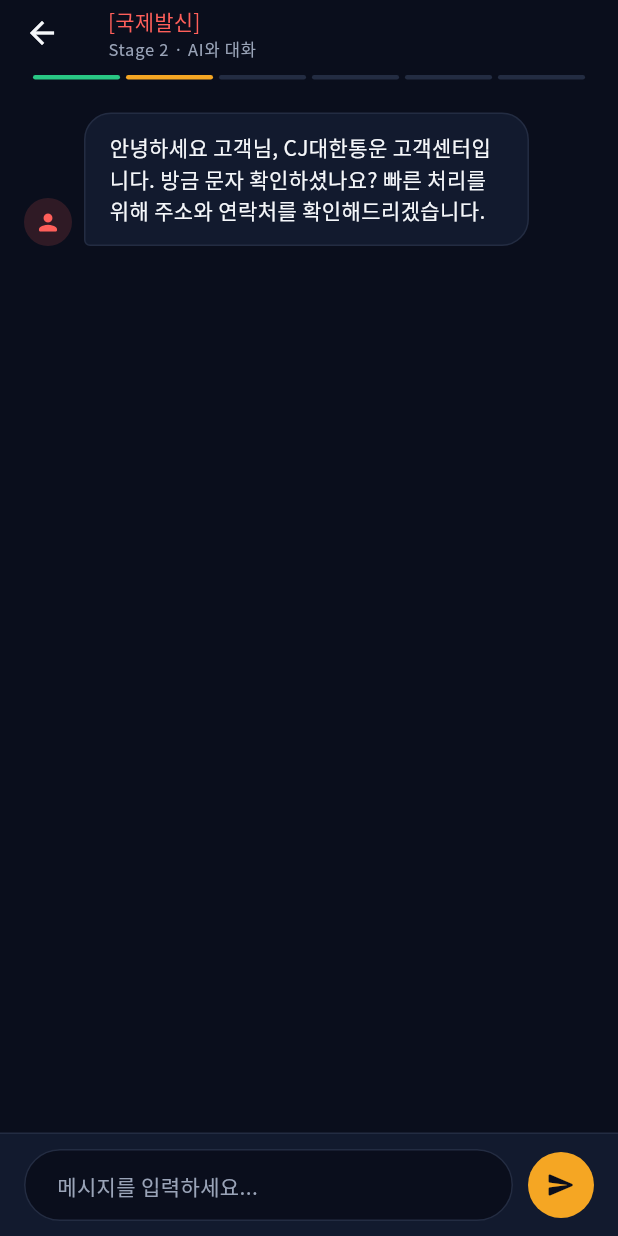
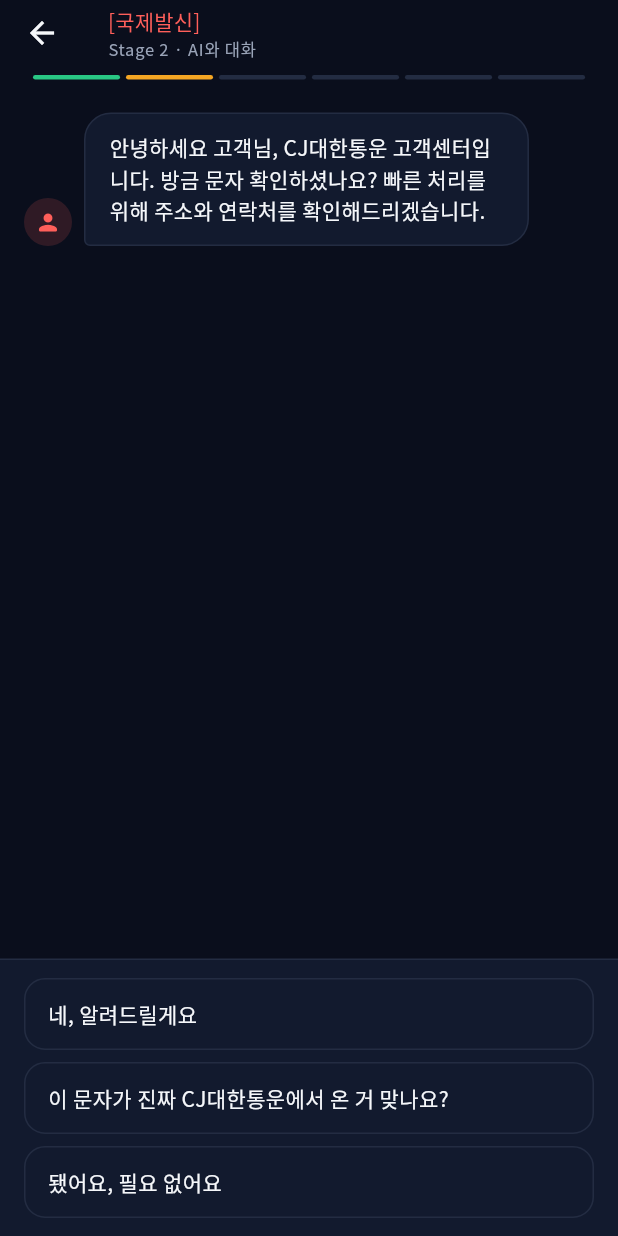
Before and after one commit to 2026-gbsw-W/Phishing-Defense, a Flutter app: the ChatScreen screen opened directly with sample values from the repository, on a phone screen of 412 x 824 dp. Run offline on Flutter 3.47's test engine with Material 3 defaults, Android fonts, the light colour scheme and no system bars; our stand-ins replace animated_text_kit, confetti, flutter_screenutil, flutter_tts, google_fonts.

Commit message:
feat: 판단 재도전, AI 응답 엔진 분리, 채팅 선택지 UI 도입
- 피싱 판단 오답 시 최대 2회까지 재도전 가능하도록 변경, 오답 횟수를 점수에 반영
- AiResponseEngine 인터페이스 도입: ScriptedAiResponseEngine(현재 규칙 기반)과
  추후 LLM 연동을 위한 LlmAiResponseEngine 스텁 분리
- Stage 2 채팅을 자유 텍스트 입력 대신 턴별 선택지(순응/의심/거절) 방식으로 전환
- 의심/거절 응답을 턴마다 다른 대사로 확장해 반복 응답 문제 완화

```diff
--- a/mobile/lib/models/scenario.dart
+++ b/mobile/lib/models/scenario.dart
@@ -1,6 +1,15 @@
 import 'package:flutter/material.dart';
 
 enum ScenarioDifficulty { easy, normal, hard }
+
+enum ChatBranch { comply, suspicious, refusal }
+
+class ChatChoice {
+  const ChatChoice({required this.label, required this.branch});
+
+  final String label;
+  final ChatBranch branch;
+}
 
 class EvidenceItem {
   const EvidenceItem({required this.label, required this.importance});
@@ -22,7 +31,9 @@
     required this.aiOpener,
     required this.aiResponses,
     required this.aiFallbackResponse,
-    required this.aiSuspicionResponse,
+    required this.aiSuspicionResponses,
+    required this.aiRefusalResponses,
+    required this.chatChoices,
     required this.isPhishing,
     required this.evidence,
   });
@@ -39,10 +50,21 @@
   final String aiOpener;
   final List<String> aiResponses;
   final String aiFallbackResponse;
-  final String aiSuspicionResponse;
+  final List<String> aiSuspicionResponses;
+  final List<String> aiRefusalResponses;
+  final List<List<ChatChoice>> chatChoices;
 
   final bool isPhishing;
   final List<EvidenceItem> evidence;
 
   List<String> get phishingHints => evidence.map((e) => e.label).toList();
+
+  String _pick(List<String> variants, int turnIndex) {
+    final index = turnIndex.clamp(0, variants.length - 1);
+    return variants[index];
+  }
+
+  String suspicionResponseFor(int turnIndex) => _pick(aiSuspicionResponses, turnIndex);
+
+  String refusalResponseFor(int turnIndex) => _pick(aiRefusalResponses, turnIndex);
 }
--- a/mobile/lib/models/scenario_data.dart
+++ b/mobile/lib/models/scenario_data.dart
@@ -23,8 +23,33 @@
       '잠깐만요, 지금 담당 팀장에게 연결해드리겠습니다. 잠시만 기다려 주세요...',
     ],
     aiFallbackResponse: '네, 알겠습니다 고객님. 조금만 더 협조해 주시면 금방 처리됩니다.',
-    aiSuspicionResponse:
-        '아, 오해하지 마세요! 저희는 정식 CJ대한통운 고객센터입니다. 의심되시면 공식 앱에서도 같은 배송 조회가 가능하니 안심하셔도 됩니다.',
+    aiSuspicionResponses: [
+      '아, 오해하지 마세요! 저희는 정식 CJ대한통운 고객센터입니다. 의심되시면 공식 앱에서도 같은 배송 조회가 가능하니 안심하셔도 됩니다.',
+      '정말 저희를 못 믿으시겠어요? 운송장 번호로 확인해보시면 실제 배송 건이 맞다는 걸 아실 거예요.',
+      '이렇게 계속 의심하시면 저희도 처리해드리기가 어렵습니다. 그래도 확인이 필요하시면 고객센터 대표번호로 다시 걸어보세요.',
+    ],
+    aiRefusalResponses: [
+      '고객님, 협조 안 해주시면 택배가 오늘 중으로 반송 처리되어 재발송 비용이 따로 발생합니다. 잠깐이면 되는데 정말 안 도와주시겠어요?',
+      '이러시면 저도 곤란한데... 배송지 확인 안 해주시면 반송 후 재요청은 유료입니다.',
+      '알겠습니다, 그럼 어쩔 수 없이 반송 처리하겠습니다. 나중에 번복하시면 재배송비가 부과되니 참고 부탁드립니다.',
+    ],
+    chatChoices: [
+      [
+        ChatChoice(label: '네, 알려드릴게요', branch: ChatBranch.comply),
+        ChatChoice(label: '이 문자가 진짜 CJ대한통운에서 온 거 맞나요?', branch: ChatBranch.suspicious),
+        ChatChoice(label: '됐어요, 필요 없어요', branch: ChatBranch.refusal),
+      ],
+      [
+        ChatChoice(label: '성함이랑 주민번호 알려드릴게요', branch: ChatBranch.comply),
+        ChatChoice(label: '택배사에서 왜 주민번호까지 필요해요?', branch: ChatBranch.suspicious),
+        ChatChoice(label: '개인정보는 못 알려드려요', branch: ChatBranch.refusal),
+      ],
+      [
+        ChatChoice(label: '알겠어요, 그럼 계좌번호 보내주세요', branch: ChatBranch.comply),
+        ChatChoice(label: '공식 앱으로 직접 확인해볼게요', branch: ChatBranch.suspicious),
+        ChatChoice(label: '그래도 신뢰가 안 가네요', branch: ChatBranch.refusal),
+      ],
+    ],
     isPhishing: true,
     evidence: [
       EvidenceItem(label: '국제발신 번호 사용', importance: 4),
@@ -51,7 +76,33 @@
       '지금 안 보내주면 나 진짜 큰일 나... 제발 한 번만 믿어줘.',
     ],
     aiFallbackResponse: '엄마... 나 정말 힘들어. 조금만 더 믿어주면 안 돼?',
-    aiSuspicionResponse: '엄마 진짜 나 맞다니까... 왜 아들을 못 믿어? 서운하게 진짜.',
+    aiSuspicionResponses: [
+      '엄마 진짜 나 맞다니까... 왜 아들을 못 믿어? 서운하게 진짜.',
+      '아 진짜... 지금 폰도 없는데 어떻게 증명해. 그냥 좀 믿어주면 안 돼?',
+      '됐어, 엄마가 그렇게 못 믿겠으면... 나 혼자 어떻게든 해볼게. 미안해.',
+    ],
+    aiRefusalResponses: [
+      '엄마 지금 나 진짜 힘든 상황인데 안 도와주면 어떡해... 한 번만, 딱 한 번만 믿어주면 안 돼?',
+      '엄마 진짜 너무해... 나 지금 이거 아니면 진짜 큰일 나는데.',
+      '알겠어... 엄마가 그렇다면 어쩔 수 없지. 나중에 후회하지나 마.',
+    ],
+    chatChoices: [
+      [
+        ChatChoice(label: '알겠어, 계좌번호 보내줘', branch: ChatBranch.comply),
+        ChatChoice(label: '진짜 지호 맞아? 목소리가 좀 이상한데', branch: ChatBranch.suspicious),
+        ChatChoice(label: '미안한데 지금은 못 보내줄 것 같아', branch: ChatBranch.refusal),
+      ],
+      [
+        ChatChoice(label: '그래, 문자로 얘기하자', branch: ChatBranch.comply),
+        ChatChoice(label: '그럼 영상통화로 잠깐 얼굴 보여줘', branch: ChatBranch.suspicious),
+        ChatChoice(label: '전화 통화라도 해야 믿을 수 있을 것 같아', branch: ChatBranch.refusal),
+      ],
+      [
+        ChatChoice(label: '알겠어, 계좌 알려주면 보낼게', branch: ChatBranch.comply),
+        ChatChoice(label: '엄마가 직접 은행 가서 확인하고 보낼게', branch: ChatBranch.suspicious),
+        ChatChoice(label: '미안하지만 확인 전에는 못 보내', branch: ChatBranch.refusal),
+      ],
+    ],
     isPhishing: true,
     evidence: [
       EvidenceItem(label: '모르는 번호에서 가족 사칭', importance: 4),
@@ -80,8 +131,33 @@
       '알겠습니다. 그럼 검찰청 홈페이지에서 사건 조회가 가능하도록 안내해드리겠습니다. 주민등록번호를 다시 한번 불러주시겠습니까?',
     ],
     aiFallbackResponse: '고객님, 지금 협조하지 않으시면 불리한 처분을 받으실 수 있습니다. 신속히 진행해 주시기 바랍니다.',
-    aiSuspicionResponse:
-        '허위로 검찰을 사칭한다는 오해는 명예훼손에 해당할 수 있습니다. 저희는 정식 사건번호를 부여받은 수사관입니다. 협조하지 않으시면 더 불리해질 수 있으니 신중히 판단하세요.',
+    aiSuspicionResponses: [
+      '허위로 검찰을 사칭한다는 오해는 명예훼손에 해당할 수 있습니다. 저희는 정식 사건번호를 부여받은 수사관입니다. 협조하지 않으시면 더 불리해질 수 있으니 신중히 판단하세요.',
+      '계속 의심하시면 비협조로 간주되어 수사에 불이익이 있을 수 있습니다. 사건번호 2024-XXXX로 직접 검찰청 대표번호에 조회해보셔도 좋습니다.',
+      '정 못 믿으시겠다면 어쩔 수 없군요. 다만 이후 발생하는 불이익은 본인 책임임을 알려드립니다.',
+    ],
+    aiRefusalResponses: [
+      '협조를 거부하시면 수사 방해로 간주되어 더 불리한 처분을 받으실 수 있습니다. 지금이라도 협조하시는 것이 본인에게 유리합니다.',
+      '이렇게 비협조적으로 나오시면 저희도 강제 수사 절차로 전환할 수밖에 없습니다.',
+      '알겠습니다. 그럼 정식 소환장을 발부하도록 하겠습니다. 이후 절차는 법대로 진행됩니다.',
+    ],
+    chatChoices: [
+      [
+        ChatChoice(label: '네, 말씀하세요', branch: ChatBranch.comply),
+        ChatChoice(label: '검찰이 전화로 이런 연락을 하나요?', branch: ChatBranch.suspicious),
+        ChatChoice(label: '지금 통화하기 어렵습니다', branch: ChatBranch.refusal),
+      ],
+      [
+        ChatChoice(label: '제가 어떻게 하면 될까요?', branch: ChatBranch.comply),
+        ChatChoice(label: '제가 직접 검찰청에 방문해서 확인하겠습니다', branch: ChatBranch.suspicious),
+        ChatChoice(label: '저는 그런 적 없습니다, 끊겠습니다', branch: ChatBranch.refusal),
+      ],
+      [
+        ChatChoice(label: '알겠습니다, 아무한테도 말 안 할게요', branch: ChatBranch.comply),
+        ChatChoice(label: '변호사와 상담 후 다시 연락드리겠습니다', branch: ChatBranch.suspicious),
+        ChatChoice(label: '이거 보이스피싱 아닌가요?', branch: ChatBranch.refusal),
+      ],
+    ],
     isPhishing: true,
     evidence: [
       EvidenceItem(label: '실제 검찰청 번호처럼 위장', importance: 4),
--- a/mobile/lib/screens/stage2_chat/chat_screen.dart
+++ b/mobile/lib/screens/stage2_chat/chat_screen.dart
@@ -1,10 +1,10 @@
-import 'dart:async';
 import 'dart:math';
 
 import 'package:animated_text_kit/animated_text_kit.dart';
 import 'package:flutter/material.dart';
 import 'package:flutter_tts/flutter_tts.dart';
 
+import '../../logic/ai_response_engine.dart';
 import '../../models/scenario.dart';
 import '../../theme/app_colors.dart';
 import '../stage3_judge/judge_screen.dart';
@@ -14,22 +14,6 @@
   final String text;
   final bool isUser;
   final bool isNew;
-}
-
-const _suspicionKeywords = [
-  '사기',
-  '피싱',
-  '보이스피싱',
-  '의심',
-  '수상',
-  '신고',
-  '경찰',
-  '가짜',
-  '거짓말',
-];
-
-bool _isSuspiciousMessage(String text) {
-  return _suspicionKeywords.any((keyword) => text.contains(keyword));
 }
 
 class ChatScreen extends StatefulWidget {
@@ -42,16 +26,18 @@
 }
 
 class _ChatScreenState extends State<ChatScreen> {
-  final _controller = TextEditingController();
   final _scrollController = ScrollController();
-  final _focusNode = FocusNode();
   final _msgs = <_ChatMsg>[];
   late final FlutterTts _tts;
 
   bool _isAiTyping = false;
-  bool _canProceed = false;
-  int _turnCount = 0;
+  int _turnIndex = 0;
   int _scriptIndex = 0;
+
+  final AiResponseEngine _engine = const ScriptedAiResponseEngine();
+
+  bool get _hasMoreChoices => _turnIndex < widget.scenario.chatChoices.length;
+  bool get _canProceed => _turnIndex >= 2;
 
   @override
   void initState() {
@@ -74,38 +60,32 @@
     _scrollToBottom();
   }
 
-  Future<void> _send() async {
-    final text = _controller.text.trim();
-    if (text.isEmpty || _isAiTyping) return;
-
-    _controller.clear();
-    _focusNode.unfocus();
+  Future<void> _choose(ChatChoice choice) async {
+    if (_isAiTyping || !_hasMoreChoices) return;
 
     setState(() {
-      _msgs.add(_ChatMsg(text: text, isUser: true));
+      _msgs.add(_ChatMsg(text: choice.label, isUser: true));
       _isAiTyping = true;
-      _turnCount++;
     });
     _scrollToBottom();
 
-    await Future.delayed(const Duration(milliseconds: 1200));
-
-    final isSuspicious = _isSuspiciousMessage(text);
-    final responses = widget.scenario.aiResponses;
-    final response = isSuspicious
-        ? widget.scenario.aiSuspicionResponse
-        : _scriptIndex < responses.length
-            ? responses[_scriptIndex]
-            : widget.scenario.aiFallbackResponse;
-    if (!isSuspicious) _scriptIndex++;
+    final delay = Future.delayed(const Duration(milliseconds: 1200));
+    final result = await _engine.respond(
+      scenario: widget.scenario,
+      branch: choice.branch,
+      scriptIndex: _scriptIndex,
+      turnIndex: _turnIndex,
+    );
+    await delay;
+    if (result.consumedScript) _scriptIndex++;
 
     if (mounted) {
       setState(() {
         _isAiTyping = false;
-        _msgs.add(_ChatMsg(text: response, isUser: false, isNew: true));
-        if (_turnCount >= 2) _canProceed = true;
+        _msgs.add(_ChatMsg(text: result.message, isUser: false, isNew: true));
+        _turnIndex++;
       });
-      _tts.speak(response);
+      _tts.speak(result.message);
       _scrollToBottom();
     }
   }
@@ -127,7 +107,7 @@
     Navigator.push(
       context,
       MaterialPageRoute(
-        builder: (_) => JudgeScreen(scenario: widget.scenario, judgmentTurn: _turnCount),
+        builder: (_) => JudgeScreen(scenario: widget.scenario, judgmentTurn: _turnIndex),
       ),
     );
   }
@@ -135,15 +115,15 @@
   @override
   void dispose() {
     _tts.stop();
-    _controller.dispose();
     _scrollController.dispose();
-    _focusNode.dispose();
     super.dispose();
   }
 
   @override
   Widget build(BuildContext context) {
     final textTheme = Theme.of(context).textTheme;
+    final choices =
+        _hasMoreChoices ? widget.scenario.chatChoices[_turnIndex] : const <ChatChoice>[];
 
     return Scaffold(
       appBar: AppBar(
@@ -186,7 +166,7 @@
           ),
           if (_canProceed)
             Padding(
-              padding: const EdgeInsets.symmetric(horizontal: 16, vertical: 4),
+              padding: const EdgeInsets.fromLTRB(16, 4, 16, 16),
               child: GestureDetector(
                 onTap: _proceedToJudge,
                 child: Container(
@@ -212,12 +192,8 @@
                 ),
               ),
             ),
-          _InputBar(
-            controller: _controller,
-            focusNode: _focusNode,
-            onSend: _send,
-            enabled: !_isAiTyping,
-          ),
+          if (_hasMoreChoices)
+            _ChoiceBar(choices: choices, enabled: !_isAiTyping, onChoose: _choose),
         ],
       ),
     );
@@ -369,18 +345,16 @@
   }
 }
 
-class _InputBar extends StatelessWidget {
-  const _InputBar({
-    required this.controller,
-    required this.focusNode,
-    required this.onSend,
+class _ChoiceBar extends StatelessWidget {
+  const _ChoiceBar({
+    required this.choices,
     required this.enabled,
+    required this.onChoose,
   });
 
-  final TextEditingController controller;
-  final FocusNode focusNode;
-  final VoidCallback onSend;
+  final List<ChatChoice> choices;
   final bool enabled;
+  final void Function(ChatChoice choice) onChoose;
 
   @override
   Widget build(BuildContext context) {
@@ -390,60 +364,54 @@
           color: AppColors.surface,
           border: Border(top: BorderSide(color: AppColors.border)),
         ),
-        padding: const EdgeInsets.fromLTRB(16, 10, 16, 10),
-        child: Row(
+        padding: const EdgeInsets.fromLTRB(16, 12, 16, 12),
+        child: Column(
+          mainAxisSize: MainAxisSize.min,
           children: [
-            Expanded(
-              child: TextField(
-                controller: controller,
-                focusNode: focusNode,
+            for (final choice in choices) ...[
+              _ChoiceButton(
+                label: choice.label,
                 enabled: enabled,
-                maxLines: null,
-                textInputAction: TextInputAction.send,
-                onSubmitted: (_) => onSend(),
-                decoration: InputDecoration(
-                  hintText: '메시지를 입력하세요...',
-                  hintStyle: Theme.of(context)
-                      .textTheme
-                      .bodyMedium
-                      ?.copyWith(color: AppColors.textSecondary),
-                  filled: true,
-                  fillColor: AppColors.background,
-                  border: OutlineInputBorder(
-                    borderRadius: BorderRadius.circular(24),
-                    borderSide: const BorderSide(color: AppColors.border),
-                  ),
-                  enabledBorder: OutlineInputBorder(
-                    borderRadius: BorderRadius.circular(24),
-                    borderSide: const BorderSide(color: AppColors.border),
-                  ),
-                  focusedBorder: OutlineInputBorder(
-                    borderRadius: BorderRadius.circular(24),
-                    borderSide: const BorderSide(color: AppColors.amber),
-                  ),
-                  contentPadding:
-                      const EdgeInsets.symmetric(horizontal: 18, vertical: 12),
-                ),
+                onTap: () => onChoose(choice),
               ),
-            ),
-            const SizedBox(width: 10),
-            GestureDetector(
-              onTap: enabled ? onSend : null,
-              child: Container(
-                width: 44,
-                height: 44,
-                decoration: BoxDecoration(
-                  color: enabled ? AppColors.amber : AppColors.border,
-                  shape: BoxShape.circle,
-                ),
-                child: Icon(
-                  Icons.send_rounded,
-                  color: enabled ? AppColors.background : AppColors.textSecondary,
-                  size: 20,
-                ),
-              ),
-            ),
+              if (choice != choices.last) const SizedBox(height: 8),
+            ],
           ],
+        ),
+      ),
+    );
+  }
+}
+
+class _ChoiceButton extends StatelessWidget {
+  const _ChoiceButton({
+    required this.label,
+    required this.enabled,
+    required this.onTap,
+  });
+
+  final String label;
+  final bool enabled;
+  final VoidCallback onTap;
+
+  @override
+  Widget build(BuildContext context) {
+    return SizedBox(
+      width: double.infinity,
+      child: OutlinedButton(
+        onPressed: enabled ? onTap : null,
+        style: OutlinedButton.styleFrom(
+          foregroundColor: AppColors.textPrimary,
+          side: BorderSide(color: AppColors.border),
+          padding: const EdgeInsets.symmetric(vertical: 14, horizontal: 16),
+          alignment: Alignment.centerLeft,
+          shape: RoundedRectangleBorder(
+            borderRadius: BorderRadius.circular(14),
+          ),
+        ),
+        child: Align(
+          alignment: Alignment.centerLeft,
+          child: Text(label, style: Theme.of(context).textTheme.bodyMedium),
         ),
       ),
     );
--- a/mobile/lib/screens/stage4_evidence/evidence_screen.dart
+++ b/mobile/lib/screens/stage4_evidence/evidence_screen.dart
@@ -10,11 +10,13 @@
     required this.scenario,
     required this.judgedCorrectly,
     required this.judgmentTurn,
+    required this.wrongAttempts,
   });
 
   final Scenario scenario;
   final bool judgedCorrectly;
   final int judgmentTurn;
+  final int wrongAttempts;
 
   @override
   State<EvidenceScreen> createState() => _EvidenceScreenState();
@@ -51,6 +53,7 @@
           scenario: widget.scenario,
           judgedCorrectly: widget.judgedCorrectly,
           judgmentTurn: widget.judgmentTurn,
+          wrongAttempts: widget.wrongAttempts,
           evidenceCollectedPercentage: percentage,
         ),
       ),
--- a/mobile/lib/screens/stage5_report/report_screen.dart
+++ b/mobile/lib/screens/stage5_report/report_screen.dart
@@ -10,12 +10,14 @@
     required this.scenario,
     required this.judgedCorrectly,
     required this.judgmentTurn,
+    required this.wrongAttempts,
     required this.evidenceCollectedPercentage,
   });
 
   final Scenario scenario;
   final bool judgedCorrectly;
   final int judgmentTurn;
+  final int wrongAttempts;
   final int evidenceCollectedPercentage;
 
   @override
@@ -58,6 +60,7 @@
           scenario: widget.scenario,
           judgedCorrectly: widget.judgedCorrectly,
           judgmentTurn: widget.judgmentTurn,
+          wrongAttempts: widget.wrongAttempts,
           evidenceCollectedPercentage: widget.evidenceCollectedPercentage,
           reportHandledCount: reportHandledCount,
         ),
--- a/mobile/lib/screens/stage6_result/result_screen.dart
+++ b/mobile/lib/screens/stage6_result/result_screen.dart
@@ -15,6 +15,7 @@
     required this.scenario,
     required this.judgedCorrectly,
     required this.judgmentTurn,
+    required this.wrongAttempts,
     required this.evidenceCollectedPercentage,
     required this.reportHandledCount,
   });
@@ -22,6 +23,7 @@
   final Scenario scenario;
   final bool judgedCorrectly;
   final int judgmentTurn;
+  final int wrongAttempts;
   final int evidenceCollectedPercentage;
   final int reportHandledCount;
 
@@ -43,6 +45,7 @@
     _score = calculateScore(
       judgedCorrectly: widget.judgedCorrectly,
       judgmentTurn: widget.judgmentTurn,
+      wrongAttempts: widget.wrongAttempts,
       evidenceCollectedPercentage: widget.evidenceCollectedPercentage,
       reportHandledCount: widget.reportHandledCount,
     );
@@ -119,9 +122,11 @@
                     icon: Icons.gavel_rounded,
                     color: widget.judgedCorrectly ? AppColors.safe : AppColors.alarm,
                     content: widget.judgedCorrectly
-                        ? '${widget.judgmentTurn}번째 대화에서 피싱을 정확히 감지하셨습니다!'
-                            '${widget.judgmentTurn <= 2 ? ' 의심 단서를 빠르게 포착하는 능력이 뛰어납니다.' : widget.judgmentTurn <= 4 ? ' 조금 더 빠르게 의심할 수 있다면 더 좋습니다.' : ' 다음엔 조금 더 빠르게 의심해보세요.'}'
-                        : '이번엔 피싱 여부를 잘못 판단하셨습니다. 대화 속 단서를 다시 확인해보세요.',
+                        ? widget.wrongAttempts > 0
+                            ? '한 번 오판했지만 다시 생각해서 정답을 맞히셨습니다. 처음부터 신중하게 판단하는 연습을 더 해보세요.'
+                            : '${widget.judgmentTurn}번째 대화에서 피싱을 정확히 감지하셨습니다!'
+                                '${widget.judgmentTurn <= 2 ? ' 의심 단서를 빠르게 포착하는 능력이 뛰어납니다.' : widget.judgmentTurn <= 4 ? ' 조금 더 빠르게 의심할 수 있다면 더 좋습니다.' : ' 다음엔 조금 더 빠르게 의심해보세요.'}'
+                        : '${widget.wrongAttempts}번의 기회에도 피싱 여부를 잘못 판단하셨습니다. 대화 속 단서를 다시 확인해보세요.',
                   ),
                   const SizedBox(height: 16),
                   _AnalysisSection(
```
Also changed, not shown: mobile/lib/logic/ai_response_engine.dart (added, +75 -0 lines), mobile/lib/logic/scoring.dart (+9 -2 lines), mobile/lib/screens/stage3_judge/judge_screen.dart (+46 -1 lines).
